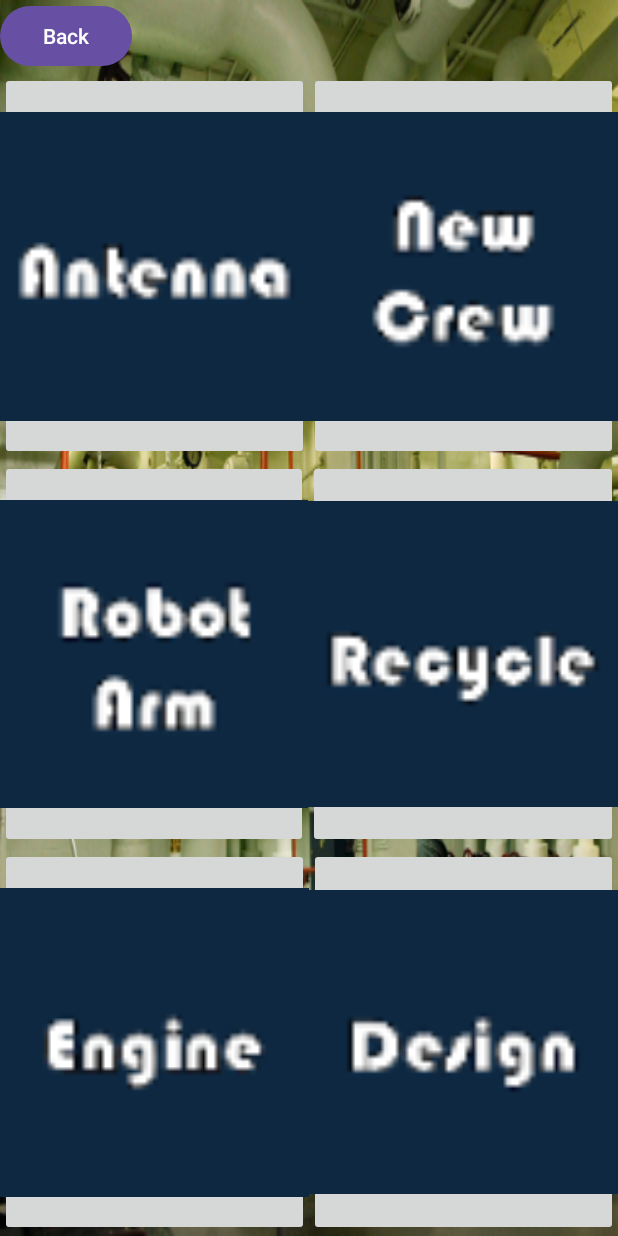
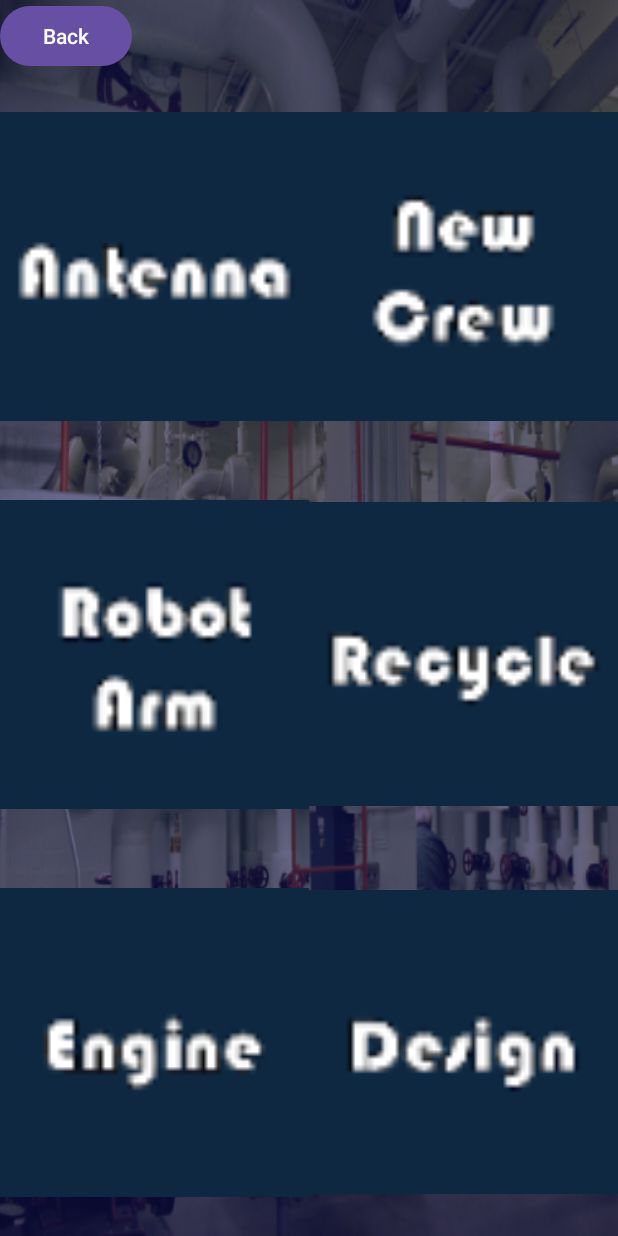
Before and after one commit to KwonSunwon/Y24_S1_SPGP_Proj, an Android app: the UpgradeActivity screen opened directly, with no data from a screen before it, on a phone screen of 412 x 824 dp. Run offline under Robolectric (Android 15) with nearby library versions, the phone set to English and light mode, and no system bars.

Commit message:
feat: 버튼 스타일 적용, 배경을 투명하게 변경

```diff
--- a/SpaceClicker/app/src/main/res/layout/activity_main.xml
+++ b/SpaceClicker/app/src/main/res/layout/activity_main.xml
@@ -28,7 +28,8 @@
             android:padding="0dp"
             android:src="@mipmap/upgrade_button"
             android:scaleType="fitCenter"
-            android:onClick="onUpgradeButtonClick"/>
+            android:onClick="onUpgradeButtonClick"
+            android:background="@android:color/transparent"/>
 
         <ImageButton
             android:id="@+id/achievementButton"
@@ -38,7 +39,8 @@
             android:padding="0dp"
             android:src="@mipmap/achievement_button"
             android:scaleType="fitCenter"
-            android:onClick="onAchievementButtonClick"/>
+            android:onClick="onAchievementButtonClick"
+            android:background="@android:color/transparent"/>
 
     </LinearLayout>
 
--- a/SpaceClicker/app/src/main/res/layout/upgrade_activity.xml
+++ b/SpaceClicker/app/src/main/res/layout/upgrade_activity.xml
@@ -3,7 +3,9 @@
     android:layout_width="match_parent"
     android:layout_height="match_parent"
     android:orientation="vertical"
-    android:background="@mipmap/upgrade_bg">
+    android:background="@mipmap/upgrade_bg"
+    android:backgroundTint="#99101050"
+    android:backgroundTintMode="src_atop">
 
     <LinearLayout
         android:layout_width="match_parent"
@@ -27,26 +29,15 @@
         >
         <ImageButton
             android:id="@+id/upgradeButton"
-            android:layout_gravity="center"
-            android:layout_width="wrap_content"
-            android:layout_height="match_parent"
             android:src="@mipmap/up1"
-            android:scaleType="fitCenter"
-            android:padding="0dp"
             android:onClick="onUpgradeClick"
-            android:layout_weight="1"
+            style="@style/upgrade_button"
             />
         <ImageButton
             android:id="@+id/upgradeButton2"
-            android:layout_gravity="center"
-            android:layout_width="wrap_content"
-            android:layout_height="match_parent"
             android:src="@mipmap/up2"
-            android:scaleType="fitCenter"
-            android:padding="0dp"
             android:onClick="onUpgradeClick"
-            android:layout_weight="1"
-            />
+            style="@style/upgrade_button" />
     </LinearLayout>
     <LinearLayout
         android:layout_width="match_parent"
@@ -56,26 +47,14 @@
 
         <ImageButton
             android:id="@+id/upgradeButton3"
-            android:layout_gravity="center"
-            android:layout_width="wrap_content"
-            android:layout_height="match_parent"
             android:src="@mipmap/up3"
-            android:scaleType="fitCenter"
-            android:padding="0dp"
             android:onClick="onUpgradeClick"
-            android:layout_weight="1"
-            />
+            style="@style/upgrade_button" />
         <ImageButton
             android:id="@+id/upgradeButton4"
-            android:layout_gravity="center"
-            android:layout_width="wrap_content"
-            android:layout_height="match_parent"
             android:src="@mipmap/up4"
-            android:scaleType="fitCenter"
-            android:padding="0dp"
             android:onClick="onUpgradeClick"
-            android:layout_weight="1"
-            />
+            style="@style/upgrade_button" />
     </LinearLayout>
     <LinearLayout
         android:layout_width="match_parent"
@@ -85,25 +64,13 @@
 
         <ImageButton
             android:id="@+id/upgradeButton5"
-            android:layout_gravity="center"
-            android:layout_width="wrap_content"
-            android:layout_height="match_parent"
             android:src="@mipmap/up5"
-            android:scaleType="fitCenter"
-            android:padding="0dp"
             android:onClick="onUpgradeClick"
-            android:layout_weight="1"
-            />
+            style="@style/upgrade_button" />
         <ImageButton
             android:id="@+id/upgradeButton6"
-            android:layout_gravity="center"
-            android:layout_width="wrap_content"
-            android:layout_height="match_parent"
             android:src="@mipmap/up6"
-            android:scaleType="fitCenter"
-            android:padding="0dp"
             android:onClick="onUpgradeClick"
-            android:layout_weight="1"
-            />
+            style="@style/upgrade_button" />
     </LinearLayout>
 </LinearLayout>
--- /dev/null
+++ b/SpaceClicker/app/src/main/res/values/styles.xml
@@ -0,0 +1,11 @@
+<?xml version="1.0" encoding="utf-8"?>
+<resources>
+    <style name="upgrade_button">
+        <item name="android:layout_width">match_parent</item>
+        <item name="android:layout_height">match_parent</item>
+        <item name="android:background">@android:color/transparent</item>
+        <item name="android:scaleType">fitCenter</item>
+        <item name="android:layout_weight">1</item>
+        <item name="android:padding">0dp</item>
+    </style>
+</resources>
```
